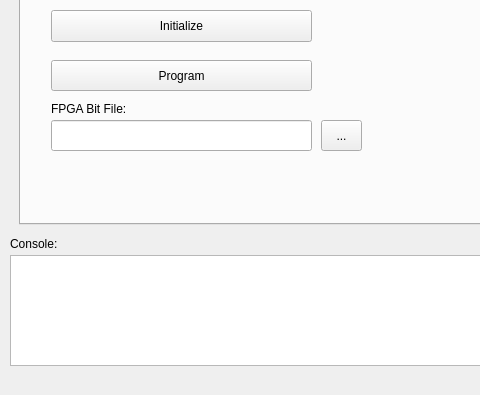
This is gui/YarrGui/yarrgui.ui in Yarr/Yarr as Qt 5 draws it before an edit; both pictures show x 0 to 480 and y 205 to 600 of the 1000 by 600 pixel window. The edited form follows.
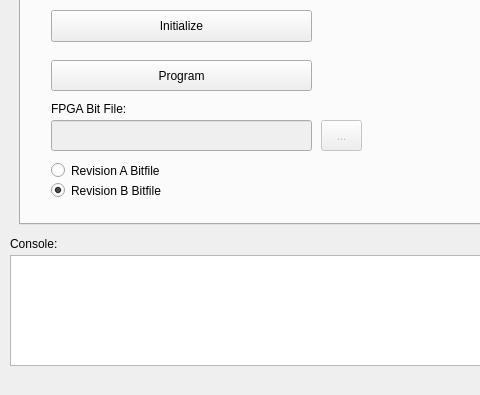
This is the edited form. The open tabs and pages were chosen to show the change.

Patch:
```diff
--- a/gui/YarrGui/yarrgui.ui
+++ b/gui/YarrGui/yarrgui.ui
@@ -33,7 +33,7 @@
      <enum>QTabWidget::Rounded</enum>
     </property>
     <property name="currentIndex">
-     <number>2</number>
+     <number>0</number>
     </property>
     <property name="tabsClosable">
      <bool>false</bool>
@@ -152,6 +152,9 @@
       </property>
      </widget>
      <widget class="QLineEdit" name="progfile_name">
+      <property name="enabled">
+       <bool>false</bool>
+      </property>
       <property name="geometry">
        <rect>
         <x>30</x>
@@ -162,6 +165,9 @@
       </property>
      </widget>
      <widget class="QToolButton" name="progfile_button">
+      <property name="enabled">
+       <bool>false</bool>
+      </property>
       <property name="geometry">
        <rect>
         <x>300</x>
@@ -200,6 +206,35 @@
        <string>YarrPapagei</string>
       </property>
      </widget>
+     <widget class="QRadioButton" name="revABitfRadio">
+      <property name="geometry">
+       <rect>
+        <x>30</x>
+        <y>330</y>
+        <width>131</width>
+        <height>21</height>
+       </rect>
+      </property>
+      <property name="text">
+       <string>Revision A Bitfile</string>
+      </property>
+     </widget>
+     <widget class="QRadioButton" name="revBBitfRadio">
+      <property name="geometry">
+       <rect>
+        <x>30</x>
+        <y>350</y>
+        <width>131</width>
+        <height>21</height>
+       </rect>
+      </property>
+      <property name="text">
+       <string>Revision B Bitfile</string>
+      </property>
+      <property name="checked">
+       <bool>true</bool>
+      </property>
+     </widget>
     </widget>
     <widget class="QWidget" name="tab_3">
      <attribute name="title">
```
